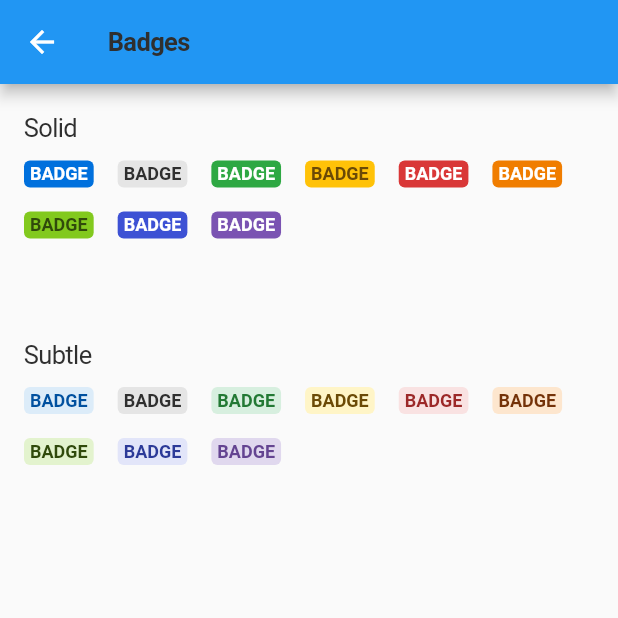
After one commit to innovaccer/mobile-design-system, a Flutter app: the MDSBadgeScreen screen opened by its route, on a phone screen of 412 x 824 dp, the top half of it. The commit adds this screen. Run offline on Flutter 3.47's test engine with Material 2 defaults, Android fonts, the phone set to English and light mode, and no system bars; drawn by our look-alikes of flutter_styled_toast; our stand-ins replace fluro, get_it, shared_preferences, sms_autofill; accounts and stored records are empty.

Commit message:
Added MDSBadge widget

```diff
--- /dev/null
+++ b/example/lib/screens/badge/mds_badge_screen.dart
@@ -0,0 +1,80 @@
+import 'package:flutter/material.dart';
+import 'package:innovaccer_design_system/innovaccer_design_system.dart';
+
+class MDSBadgeScreen extends StatefulWidget {
+  static const String routeName = '/mds_badge_screen';
+
+  @override
+  State<MDSBadgeScreen> createState() => _MDSBadgeScreenState();
+}
+
+class _MDSBadgeScreenState extends State<MDSBadgeScreen> with SpacingMixin, ColorMixin {
+  String defaultText = 'BADGE';
+
+  @override
+  Widget build(BuildContext context) {
+    return Scaffold(
+      appBar: AppBar(
+        title: MDSHeadline(
+          'Badges',
+        ),
+      ),
+      body: Padding(
+        padding: p6,
+        child: Column(
+          crossAxisAlignment: CrossAxisAlignment.start,
+          mainAxisSize: MainAxisSize.min,
+          children: [
+            MDSBody(
+              'Solid',
+            ),
+            SizedBox(
+              height: spacing,
+            ),
+            Wrap(
+              direction: Axis.horizontal,
+              spacing: 16,
+              runSpacing: 16,
+              children: [
+                MDSBadge(badgeText: defaultText, badgeType: BadgeType.solid, badgeAppearance: BadgeAppearance.jal),
+                MDSBadge(badgeText: defaultText, badgeType: BadgeType.solid, badgeAppearance: BadgeAppearance.stone),
+                MDSBadge(badgeText: defaultText, badgeType: BadgeType.solid, badgeAppearance: BadgeAppearance.neem),
+                MDSBadge(badgeText: defaultText, badgeType: BadgeType.solid, badgeAppearance: BadgeAppearance.haldi),
+                MDSBadge(badgeText: defaultText, badgeType: BadgeType.solid, badgeAppearance: BadgeAppearance.mirch),
+                MDSBadge(badgeText: defaultText, badgeType: BadgeType.solid, badgeAppearance: BadgeAppearance.tawak),
+                MDSBadge(badgeText: defaultText, badgeType: BadgeType.solid, badgeAppearance: BadgeAppearance.nimbu),
+                MDSBadge(badgeText: defaultText, badgeType: BadgeType.solid, badgeAppearance: BadgeAppearance.neel),
+                MDSBadge(badgeText: defaultText, badgeType: BadgeType.solid, badgeAppearance: BadgeAppearance.jamun),
+              ],
+            ),
+            SizedBox(
+              height: spacing5,
+            ),
+            MDSBody(
+              'Subtle',
+            ),
+            SizedBox(
+              height: spacing,
+            ),
+            Wrap(
+              direction: Axis.horizontal,
+              spacing: 16,
+              runSpacing: 16,
+              children: [
+                MDSBadge(badgeText: defaultText, badgeType: BadgeType.subtle, badgeAppearance: BadgeAppearance.jal),
+                MDSBadge(badgeText: defaultText, badgeType: BadgeType.subtle, badgeAppearance: BadgeAppearance.stone),
+                MDSBadge(badgeText: defaultText, badgeType: BadgeType.subtle, badgeAppearance: BadgeAppearance.neem),
+                MDSBadge(badgeText: defaultText, badgeType: BadgeType.subtle, badgeAppearance: BadgeAppearance.haldi),
+                MDSBadge(badgeText: defaultText, badgeType: BadgeType.subtle, badgeAppearance: BadgeAppearance.mirch),
+                MDSBadge(badgeText: defaultText, badgeType: BadgeType.subtle, badgeAppearance: BadgeAppearance.tawak),
+                MDSBadge(badgeText: defaultText, badgeType: BadgeType.subtle, badgeAppearance: BadgeAppearance.nimbu),
+                MDSBadge(badgeText: defaultText, badgeType: BadgeType.subtle, badgeAppearance: BadgeAppearance.neel),
+                MDSBadge(badgeText: defaultText, badgeType: BadgeType.subtle, badgeAppearance: BadgeAppearance.jamun),
+              ],
+            ),
+          ],
+        ),
+      ),
+    );
+  }
+}
--- a/example/lib/utils/constants.dart
+++ b/example/lib/utils/constants.dart
@@ -1,4 +1,5 @@
 import 'package:example/screens/action_sheet/mds_action_sheet_screen.dart';
+import 'package:example/screens/badge/mds_badge_screen.dart';
 import 'package:example/screens/bottom_sheet/mds_bottom_sheet_screen.dart';
 import 'package:example/screens/buttons/button/mds_button_screen.dart';
 import 'package:example/screens/buttons/button_screen.dart';
@@ -33,7 +34,7 @@ class Constants {
     'Bottom Sheet': MDSBottomSheetScreen.routeName,
     'List': MDSListScreen.routeName,
     'Input': MDSInputScreen.routeName,
-    // 'Toast': MDSToastScreen.routeName,
+    'Badge': MDSBadgeScreen.routeName,
   };
 
   /// title and routes of all typography widgets
--- a/example/lib/utils/router/app_router.dart
+++ b/example/lib/utils/router/app_router.dart
@@ -1,6 +1,7 @@
 import 'dart:io';
 
 import 'package:example/screens/action_sheet/mds_action_sheet_screen.dart';
+import 'package:example/screens/badge/mds_badge_screen.dart';
 import 'package:example/screens/bottom_sheet/mds_bottom_sheet_screen.dart';
 import 'package:example/screens/buttons/button/mds_button_screen.dart';
 import 'package:example/screens/buttons/button_screen.dart';
@@ -176,6 +177,11 @@ class AppRouter with RouteHandlers {
       handler: mdsInputScreenHandler,
       transitionType: transitionType,
     );
+    _router!.define(
+      MDSBadgeScreen.routeName,
+      handler: mdsBadgeScreenHandler,
+      transitionType: transitionType,
+    );
   }
 
   /// Function to handle unknown routes
--- a/example/lib/utils/router/route_handlers.dart
+++ b/example/lib/utils/router/route_handlers.dart
@@ -1,4 +1,5 @@
 import 'package:example/screens/action_sheet/mds_action_sheet_screen.dart';
+import 'package:example/screens/badge/mds_badge_screen.dart';
 import 'package:example/screens/bottom_sheet/mds_bottom_sheet_screen.dart';
 import 'package:example/screens/buttons/button/mds_button_screen.dart';
 import 'package:example/screens/buttons/button_screen.dart';
@@ -115,4 +116,7 @@ mixin RouteHandlers {
   var mdsInputScreenHandler = Handler(handlerFunc: (BuildContext? context, Map<String, dynamic> params) {
     return MDSInputScreen();
   });
+  var mdsBadgeScreenHandler = Handler(handlerFunc: (BuildContext? context, Map<String, dynamic> params) {
+    return MDSBadgeScreen();
+  });
 }
--- a/lib/innovaccer_design_system.dart
+++ b/lib/innovaccer_design_system.dart
@@ -5,7 +5,7 @@ export 'src/design_system/utils/constants.dart';
 export 'src/design_system/utils/us_number_formatter.dart';
 export 'src/design_system/widgets/atoms/action_sheet/mds_action_sheet.dart';
 export 'src/design_system/widgets/atoms/bottom_sheet/mds_bottom_sheet.dart';
-export 'src/design_system/widgets/atoms/buttons/mds_button.dart';
+export 'src/design_system/widgets/atoms/badges/mds_badge.dart';
 export 'src/design_system/widgets/atoms/buttons/mds_button.dart';
 export 'src/design_system/widgets/atoms/buttons/mds_icon_button.dart';
 export 'src/design_system/widgets/atoms/buttons/mds_icon_button.dart';
--- /dev/null
+++ b/lib/src/design_system/widgets/atoms/badges/mds_badge.dart
@@ -0,0 +1,112 @@
+import 'package:flutter/material.dart';
+import 'package:innovaccer_design_system/innovaccer_design_system.dart';
+
+enum BadgeType {
+  solid,
+  subtle,
+}
+
+enum BadgeAppearance {
+  jal,
+  stone,
+  neem,
+  haldi,
+  mirch,
+  tawak,
+  nimbu,
+  neel,
+  jamun,
+}
+
+class MDSBadge extends StatelessWidget with ColorMixin, SpacingMixin, FontMixin {
+  /// [badgeText] is text displayed on the Badge
+  final String badgeText;
+
+  /// type of the badge
+  final BadgeType badgeType;
+
+  /// badge appearance
+  final BadgeAppearance badgeAppearance;
+
+  MDSBadge({required this.badgeText, required this.badgeType, required this.badgeAppearance});
+
+  @override
+  Widget build(BuildContext context) {
+    return Container(
+      padding: py2 + px3,
+      decoration: BoxDecoration(
+        borderRadius: BorderRadius.circular(spacingM),
+        color: _getBadgeBackgroundColor(),
+      ),
+      child: _badgeWidget(),
+    );
+  }
+
+  Widget _badgeWidget() {
+    return Wrap(
+      children: [
+        Text(
+          badgeText,
+          style: TextStyle(
+            color: _getBadgeTextColor(),
+            fontSize: fontSize12,
+            fontWeight: FontWeight.bold
+          ),
+          textAlign: TextAlign.center,
+        ),
+      ],
+    );
+  }
+
+  Color _getBadgeBackgroundColor() {
+    switch (badgeAppearance) {
+      case BadgeAppearance.jal:
+        return isSolid ? primary : primaryLightest;
+      case BadgeAppearance.stone:
+        return isSolid ? secondaryLight : secondaryLight;
+      case BadgeAppearance.neem:
+        return isSolid ? success : successLightest;
+      case BadgeAppearance.haldi:
+        return isSolid ? warning : warningLightest;
+      case BadgeAppearance.mirch:
+        return isSolid ? alert : alertLightest;
+      case BadgeAppearance.tawak:
+        return isSolid ? accent1 : accent1Lightest;
+      case BadgeAppearance.nimbu:
+        return isSolid ? accent4 : accent4Lightest;
+      case BadgeAppearance.neel:
+        return isSolid ? accent3 : accent3Lightest;
+      case BadgeAppearance.jamun:
+        return isSolid ? accent2 : accent2Lightest;
+      default:
+        return primary;
+    }
+  }
+
+  Color _getBadgeTextColor() {
+    switch (badgeAppearance) {
+      case BadgeAppearance.jal:
+        return isSolid ? ColorToken.white : primaryDark;
+      case BadgeAppearance.stone:
+        return isSolid ? inverse : inverse;
+      case BadgeAppearance.neem:
+        return isSolid ? ColorToken.white : successDark;
+      case BadgeAppearance.haldi:
+        return isSolid ? warningDarker : warningDarker;
+      case BadgeAppearance.mirch:
+        return isSolid ? ColorToken.white : alertDark;
+      case BadgeAppearance.tawak:
+        return isSolid ? ColorToken.white : accent1Darker;
+      case BadgeAppearance.nimbu:
+        return isSolid ? accent4Darker : accent4Darker;
+      case BadgeAppearance.neel:
+        return isSolid ? ColorToken.white : accent3Dark;
+      case BadgeAppearance.jamun:
+        return isSolid ? ColorToken.white : accent2Dark;
+      default:
+        return ColorToken.white;
+    }
+  }
+
+  bool get isSolid => badgeType == BadgeType.solid;
+}
```
